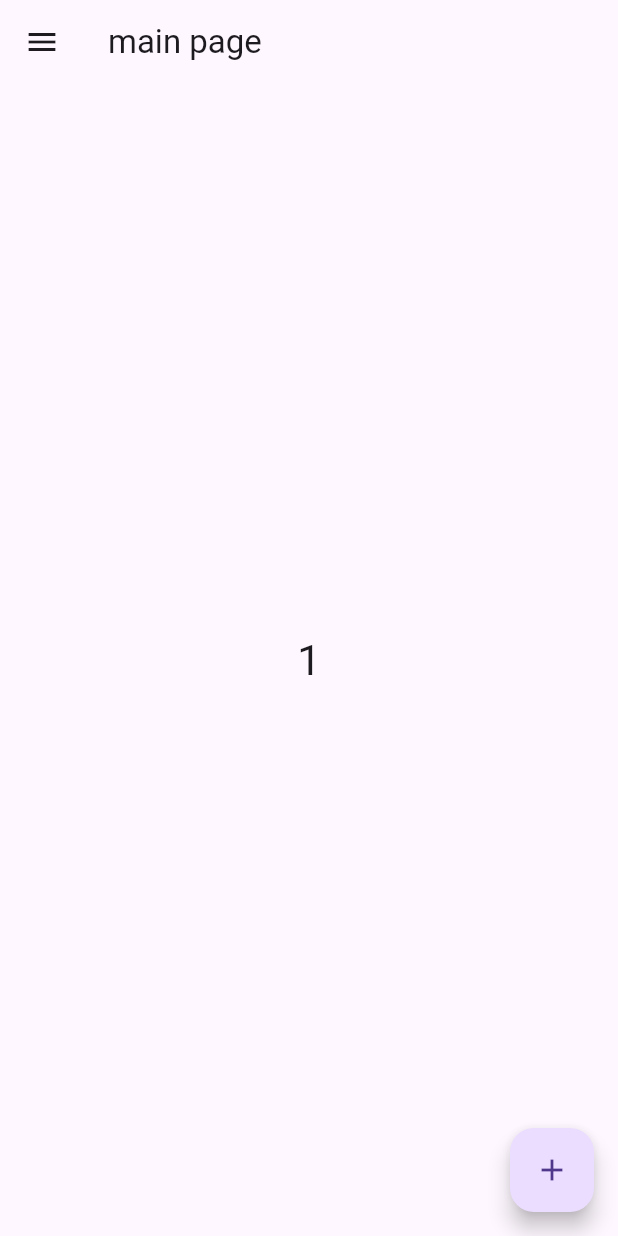
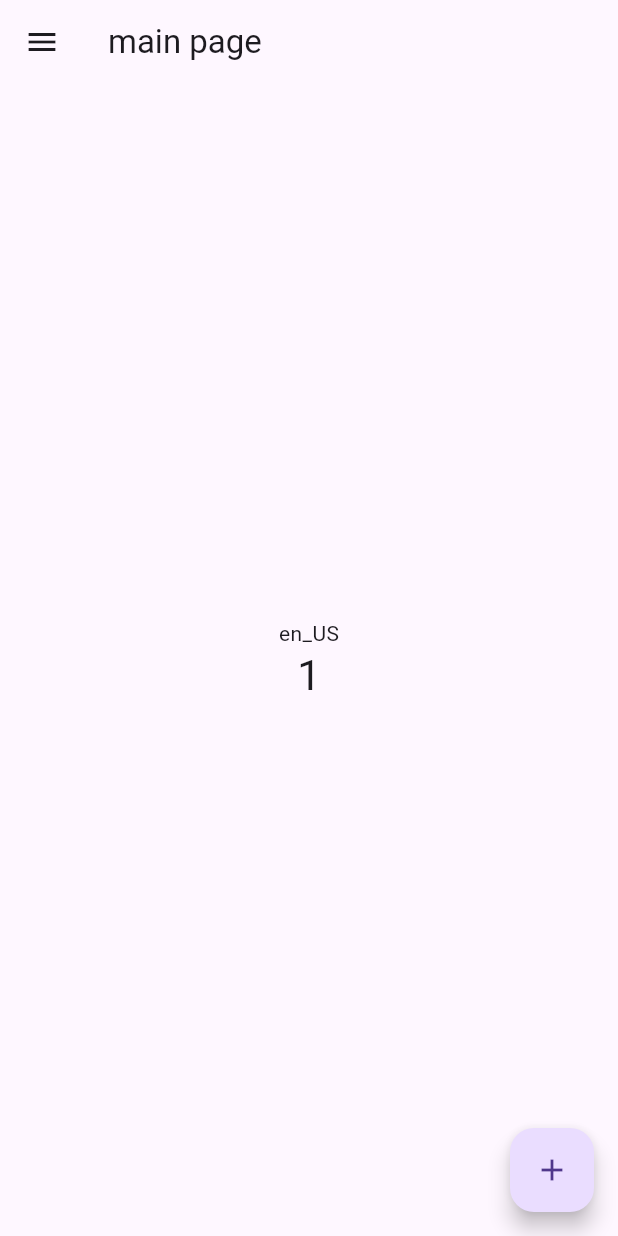
Before and after one commit to Vicky-Yunitrish-studio/general_app_template, a Flutter app: the screen it shows after launch, after a tap on the "add" icon, on a phone screen of 412 x 824 dp. Run offline on Flutter 3.47's test engine with Material 3 defaults, Android fonts, the phone set to English and light mode, and no system bars; generated files the repository leaves out were written again.

```diff
--- a/lib/common/combined_notifier.dart
+++ b/lib/common/combined_notifier.dart
@@ -12,19 +12,25 @@ class CombinedNotifier with ChangeNotifier {
   CombinedNotifier();
 
   Locale getSystemLanguage() {
-    return Locale(
-        "${Platform.localeName.split("_").first}_${Platform.localeName.split("_").last}");
+    return Locale(Platform.localeName.split("_").first,
+        Platform.localeName.split("_").last);
   }
 
   ThemeMode get themeMode => _themeMode ?? ThemeMode.system;
-  Locale get currentLocale => _locale ?? getSystemLanguage();
+  Locale get currentLocale =>
+      _locale ??
+      Locale(Platform.localeName.split("_").first,
+          Platform.localeName.split("_").last);
   ThemeData get darkTheme => _darkTheme ?? ThemeData.dark();
   ThemeData get lightTheme => _lightTheme ?? ThemeData.light();
   ThemeDataTween get colorTheme => _colorTheme ?? defaultValue;
 
   void updateLocale(Locale newLocale) {
-    _locale != newLocale ? _locale = newLocale : null;
-    notifyListeners();
+    if (_locale != newLocale) {
+      _locale = newLocale;
+      debugPrint(currentLocale.toString());
+      notifyListeners();
+    }
   }
 
   void toggleThemeMode(ThemeMode newMode) {
@@ -33,7 +39,6 @@ class CombinedNotifier with ChangeNotifier {
   }
 
   void updateDarkTheme(ThemeData newTheme) {
-    _darkTheme != newTheme ? _darkTheme = newTheme : null;
     updateColorTheme(ThemeDataTween(begin: lightTheme, end: newTheme));
     notifyListeners();
   }
--- a/lib/common/components.dart
+++ b/lib/common/components.dart
@@ -27,8 +27,8 @@ Widget languageKit(BuildContext context, CombinedNotifier notifier) {
     DropdownButton(
       value: notifier.currentLocale,
       items: const [
-        DropdownMenuItem(value: Locale("en_US"), child: Text("English")),
-        DropdownMenuItem(value: Locale("zh_TW"), child: Text("繁體中文")),
+        DropdownMenuItem(value: Locale("en", "US"), child: Text("English")),
+        DropdownMenuItem(value: Locale("zh", "TW"), child: Text("繁體中文")),
       ],
       onChanged: (value) =>
           Provider.of<CombinedNotifier>(context, listen: false)
@@ -124,7 +124,8 @@ Widget themeModeKit(BuildContext context, CombinedNotifier notifier) {
   );
 }
 
-Drawer drawer(BuildContext context, CombinedNotifier notifier) {
+Drawer drawer(BuildContext context) {
+  CombinedNotifier notifier = Provider.of<CombinedNotifier>(context);
   return Drawer(
     child: Container(
       margin: const EdgeInsets.all(10),
@@ -142,3 +143,15 @@ Drawer drawer(BuildContext context, CombinedNotifier notifier) {
     ),
   );
 }
+
+Scaffold defaultPage(BuildContext context, String title,
+    {Widget? body, Widget? floatingActionButton}) {
+  return Scaffold(
+    appBar: AppBar(
+      title: Text(title),
+    ),
+    drawer: drawer(context),
+    body: body,
+    floatingActionButton: floatingActionButton,
+  );
+}
--- a/lib/main.dart
+++ b/lib/main.dart
@@ -1,5 +1,5 @@
 import 'package:adaptor_games/common/combined_notifier.dart';
-import 'package:adaptor_games/main_page.dart';
+import 'package:adaptor_games/screen/main_page.dart';
 import 'package:flutter/material.dart';
 import 'package:flutter_gen/gen_l10n/app_localizations.dart';
 import 'package:provider/provider.dart';
--- a/lib/main_page.dart
+++ b/lib/screen/main_page.dart
@@ -22,15 +22,16 @@ class _MyHomePageState extends State<MyHomePage> {
 
   @override
   Widget build(BuildContext context) {
-    return Scaffold(
-      appBar: AppBar(
-        title: Text(AppLocalizations.of(context)!.title_main),
-      ),
-      drawer: drawer(context, Provider.of<CombinedNotifier>(context)),
+    return defaultPage(
+      context,
+      AppLocalizations.of(context)!.title_main,
       body: Center(
         child: Column(
           mainAxisAlignment: MainAxisAlignment.center,
           children: <Widget>[
+            Text(Provider.of<CombinedNotifier>(context)
+                .currentLocale
+                .toString()),
             Text(
               '$_counter',
               style: Theme.of(context).textTheme.headlineMedium,
```
Also changed, not shown: lib/l10n/app_en_US.arb (added, +11 -0 lines), lib/l10n/app_zh_TW.arb (added, +11 -0 lines).
